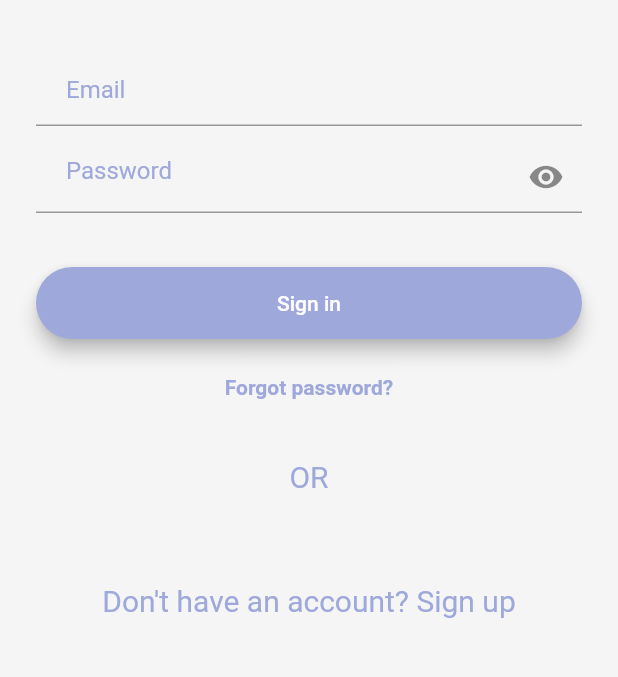
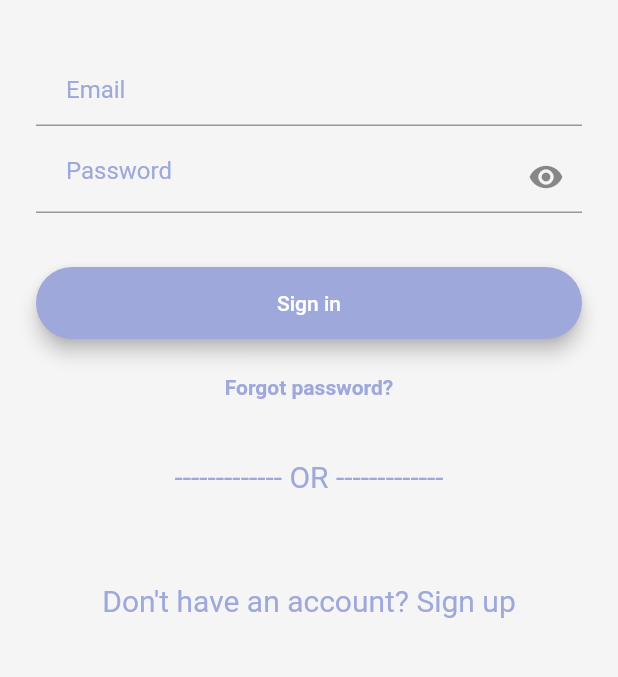
Before and after one commit to Larhwally/Mobile_dokita, a Flutter app: the screen it shows after launch, after a tap on "Sign in", on a phone screen of 412 x 824 dp, the part 138-815 px from its top. Run offline on Flutter 3.47's test engine with Material 2 defaults, Android fonts, the phone set to English and light mode, and no system bars; Roboto replaces fonts that are missing (Sans Serif).

```diff
--- a/lib/screens/signin_screen.dart
+++ b/lib/screens/signin_screen.dart
@@ -96,7 +96,7 @@ class _SigninScreen extends State<SigninScreen> {
                   height: 40.0,
                 ),
                 Text(
-                  'OR',
+                  '------------- OR -------------',
                   textAlign: TextAlign.center,
                   style:
                       TextStyle(fontSize: 20.0, color: Colors.indigo.shade200),
--- a/lib/screens/signup_screen.dart
+++ b/lib/screens/signup_screen.dart
@@ -25,6 +25,7 @@ class _SignUpScreenState extends State<SignUpScreen> {
         child: Container(
           child: Padding(
             padding: EdgeInsets.symmetric(horizontal: 24.0, vertical: 50.0),
+            child: Expanded(
               child: Column(
                 crossAxisAlignment: CrossAxisAlignment.stretch,
                 children: <Widget>[
@@ -127,6 +128,7 @@ class _SignUpScreenState extends State<SignUpScreen> {
             ),
           ),
         ),
+      ),
     );
   }
 }
--- a/lib/screens/welcome_screen.dart
+++ b/lib/screens/welcome_screen.dart
@@ -30,7 +30,7 @@ class _WelcomeScreenState extends State<WelcomeScreen> {
             ),
             Container(
               child: Image.asset(
-                'images/banner.png',
+                'images/ban.png',
                 width: 200.0,
                 height: 200.0,
               ),
```
Also changed, not shown: images/ban.png (added). Lines whose indentation alone changed are shown as unchanged.
